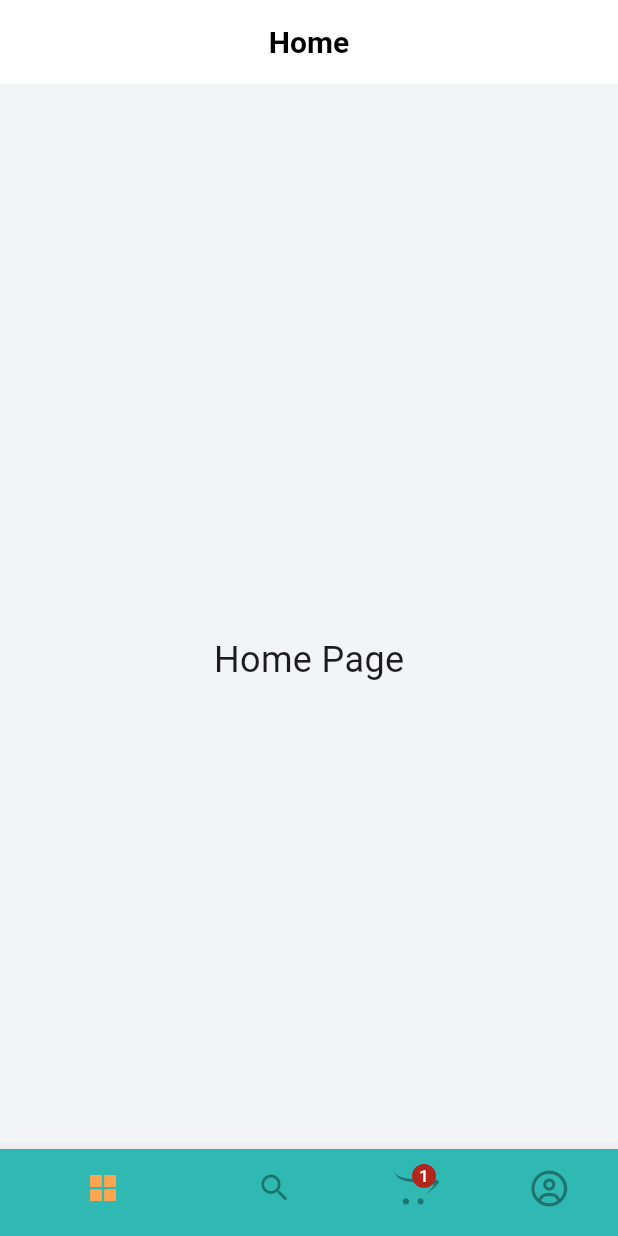
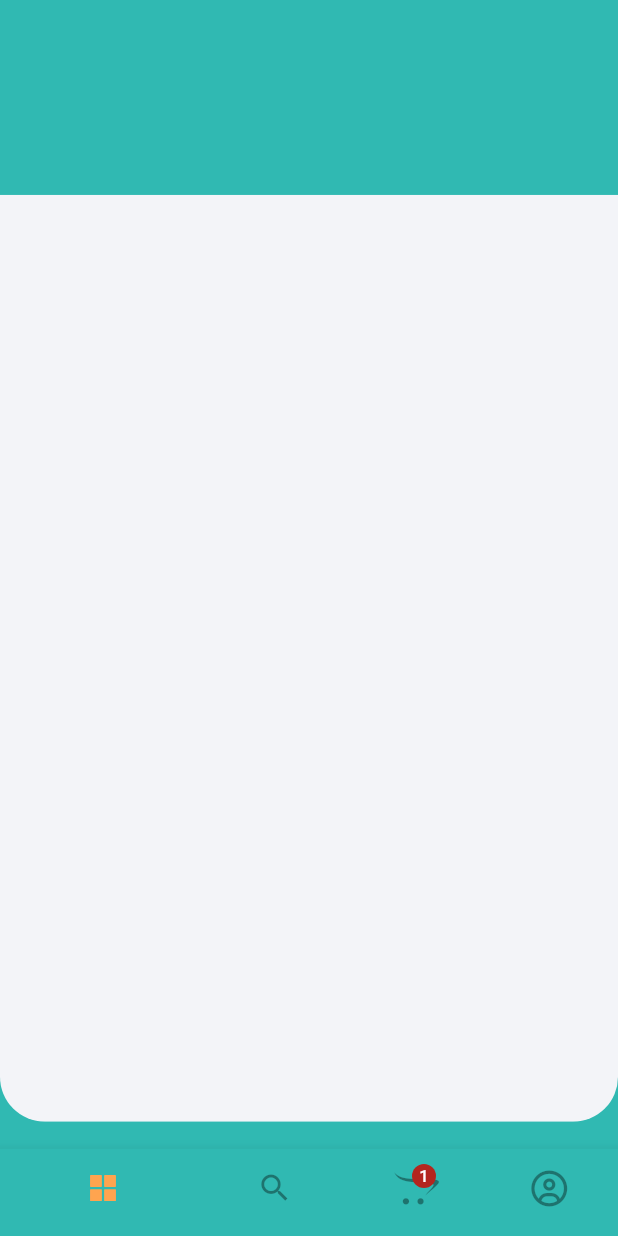
Before and after one commit to JacklynConn/foodly, a Flutter app: the screen it shows after launch, on a phone screen of 412 x 824 dp. Run offline on Flutter 3.47's test engine with Material 3 defaults, Android fonts, the phone set to English and light mode, and no system bars; our stand-ins replace flutter_screenutil, flutter_vector_icons, get.

Commit message:
#3 - CustomContainer Bottom Navigation Bar

```diff
--- /dev/null
+++ b/lib/common/custom_container.dart
@@ -0,0 +1,28 @@
+import 'package:flutter/material.dart';
+import 'package:flutter_screenutil/flutter_screenutil.dart';
+import 'package:foodly/constants/constants.dart';
+
+class CustomContainer extends StatelessWidget {
+  const CustomContainer({super.key, required this.containerContent});
+
+  final Widget containerContent;
+
+  @override
+  Widget build(BuildContext context) {
+    return SizedBox(
+      height: MediaQuery.of(context).size.height * 0.75,
+      width: width,
+      child: ClipRRect(
+        borderRadius: BorderRadius.only(
+          bottomLeft: Radius.circular(30.r),
+          bottomRight: Radius.circular(30.r),
+        ),
+        child: Container(
+          width: width,
+          color: kOffWhite,
+          child: SingleChildScrollView(child: containerContent),
+        ),
+      ),
+    );
+  }
+}
--- a/lib/views/home/home_page.dart
+++ b/lib/views/home/home_page.dart
@@ -1,4 +1,7 @@
 import 'package:flutter/material.dart';
+import 'package:flutter_screenutil/flutter_screenutil.dart';
+import 'package:foodly/common/custom_container.dart';
+import 'package:foodly/constants/constants.dart';
 
 class HomePage extends StatelessWidget {
   const HomePage({super.key});
@@ -6,23 +9,12 @@ class HomePage extends StatelessWidget {
   @override
   Widget build(BuildContext context) {
     return Scaffold(
-      appBar: AppBar(
-        title: const Text('Home'),
-        centerTitle: true,
-        backgroundColor: Colors.white,
-        iconTheme: const IconThemeData(color: Colors.black),
-        titleTextStyle: const TextStyle(
-          color: Colors.black,
-          fontSize: 20,
-          fontWeight: FontWeight.bold,
-        ),
+      backgroundColor: kPrimary,
+      appBar: PreferredSize(
+        preferredSize: Size.fromHeight(130.h),
+        child: Container(height: 130),
       ),
-      body: Center(
-        child: const Text(
-          'Home Page',
-          style: TextStyle(fontSize: 24),
-        ),
-      ),
+      body: SafeArea(child: CustomContainer(containerContent: Container())),
     );
   }
 }
```
Also changed, not shown: lib/views/cart/cart_page.dart (+8 -16 lines), lib/views/profile/profile_page.dart (+9 -16 lines), lib/views/search/search_page.dart (+8 -16 lines).
